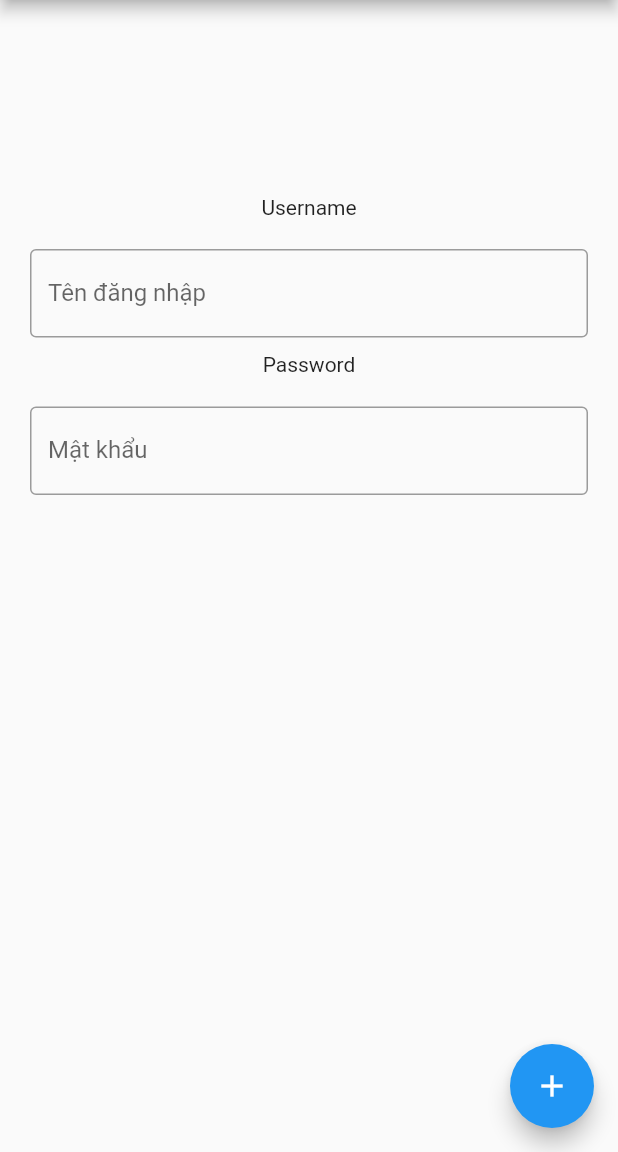
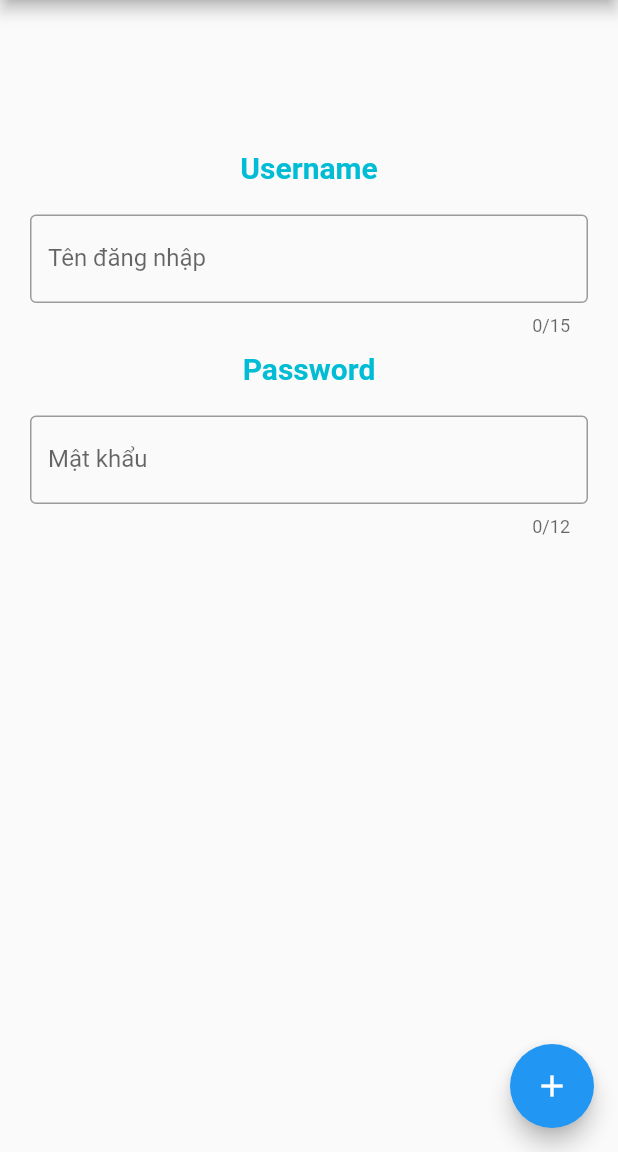
Before and after one commit to HoKhanhDuy-CDTH19PMC/Bai_tap_nhom_lan_1, a Flutter app: the screen it shows after launch, on a phone screen of 412 x 824 dp, the part 84-1236 px from its top. Run offline on Flutter 3.47's test engine with Material 2 defaults, Android fonts, the phone set to English and light mode, and no system bars.

Commit message:
commit lan 2 new update

```diff
--- a/lib/main.dart
+++ b/lib/main.dart
@@ -1,4 +1,5 @@
 import 'package:flutter/material.dart';
+import 'package:flutter/services.dart';
 
 void main() {
   runApp(const MyApp());
@@ -60,42 +61,58 @@ class _MyHomePageState extends State<MyHomePage> {
         title: Text(widget.title),
       ),
       body: Padding(
-        padding: EdgeInsets.fromLTRB(10, 120, 10, 0),
+
+        padding: EdgeInsets.fromLTRB(10, 70, 10, 0),
           child: ListView(
            children: <Widget>[
         Container(
+          margin: EdgeInsets.fromLTRB(0, 20, 0, 0),
           alignment: Alignment.center,
           padding: EdgeInsets.all(10),
     child: Text(
       'Username',
+      style: TextStyle(fontWeight: FontWeight.bold,color: Colors.cyan,fontSize: 20),
     ),
 
 
 
         ),
              Container(
+
                padding: EdgeInsets.fromLTRB(10, 10, 10, 0),
                child: TextField(
-                 obscureText: true,
-                 decoration: InputDecoration(
+                 //inputFormatters: [
+                  // FilteringTextInputFormatter.allow(RegExp("a-z A-Z 0-9")),],
+
+              maxLength: 15,
+                 //k the hien password
+                 obscureText: false,
+                 decoration:InputDecoration(
                    border: OutlineInputBorder(),
                    labelText: 'Tên đăng nhập',
+                   hintText:'Tên đăng nhập',
                  ),
                ),
              ),
              Container(
+
                alignment: Alignment.center,
                padding: EdgeInsets.all(10),
                child: Text(
+
                  'Password',
+                 style: TextStyle(fontWeight: FontWeight.bold,color: Colors.cyan,fontSize: 20),
                ),
 
 
 
              ),
              Container(
+
                padding: EdgeInsets.fromLTRB(10, 10, 10, 0),
                child: TextField(
+
+                 maxLength:12,
                  obscureText: true,
                  decoration: InputDecoration(
                    border: OutlineInputBorder(),
```
